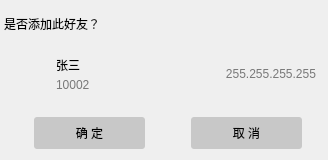
Qt form Linpop/ui/addfriend.ui (asdfz1346/linpop) before a commit.
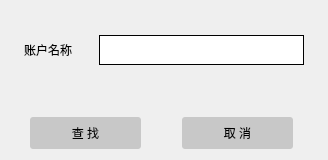
The same form after that commit. Icons and pictures are not drawn.

Commit message: Add addfriend Ui & support for adding and renaming groups

What changed in the file:
```diff
--- a/Linpop/ui/addfriend.ui
+++ b/Linpop/ui/addfriend.ui
@@ -36,7 +36,101 @@
 
 </string>
   </property>
-  <layout class="QVBoxLayout" name="verticalLayout_2">
+  <widget class="QStackedWidget" name="stackedWidget">
+   <property name="geometry">
+    <rect>
+     <x>0</x>
+     <y>0</y>
+     <width>328</width>
+     <height>100</height>
+    </rect>
+   </property>
+   <property name="minimumSize">
+    <size>
+     <width>328</width>
+     <height>100</height>
+    </size>
+   </property>
+   <property name="maximumSize">
+    <size>
+     <width>328</width>
+     <height>100</height>
+    </size>
+   </property>
+   <widget class="QWidget" name="page">
+    <widget class="QLabel" name="label">
+     <property name="geometry">
+      <rect>
+       <x>24</x>
+       <y>35</y>
+       <width>70</width>
+       <height>30</height>
+      </rect>
+     </property>
+     <property name="minimumSize">
+      <size>
+       <width>70</width>
+       <height>30</height>
+      </size>
+     </property>
+     <property name="maximumSize">
+      <size>
+       <width>70</width>
+       <height>30</height>
+      </size>
+     </property>
+     <property name="text">
+      <string>账户名称</string>
+     </property>
+     <property name="alignment">
+      <set>Qt::AlignLeading|Qt::AlignLeft|Qt::AlignVCenter</set>
+     </property>
+    </widget>
+    <widget class="QLineEdit" name="idEdit">
+     <property name="geometry">
+      <rect>
+       <x>99</x>
+       <y>35</y>
+       <width>205</width>
+       <height>30</height>
+      </rect>
+     </property>
+     <property name="sizePolicy">
+      <sizepolicy hsizetype="Preferred" vsizetype="Preferred">
+       <horstretch>0</horstretch>
+       <verstretch>0</verstretch>
+      </sizepolicy>
+     </property>
+     <property name="minimumSize">
+      <size>
+       <width>0</width>
+       <height>30</height>
+      </size>
+     </property>
+     <property name="maximumSize">
+      <size>
+       <width>210</width>
+       <height>30</height>
+      </size>
+     </property>
+     <property name="styleSheet">
+      <string notr="true">QLineEdit {
+	border: 1px solid;
+}</string>
+     </property>
+     <property name="text">
+      <string/>
+     </property>
+     <property name="maxLength">
+      <number>15</number>
+     </property>
+     <property name="placeholderText">
+      <string/>
+     </property>
+    </widget>
+   </widget>
+   <widget class="QWidget" name="page_2">
+    <layout class="QVBoxLayout" name="verticalLayout_5">
    <property name="spacing">
     <number>0</number>
    </property>
@@ -47,7 +141,7 @@
     <number>0</number>
    </property>
    <property name="rightMargin">
-    <number>2</number>
+      <number>4</number>
    </property>
    <property name="bottomMargin">
     <number>0</number>
@@ -217,26 +311,9 @@
      </layout>
     </widget>
    </item>
-   <item>
-    <widget class="QWidget" name="horizontalWidget" native="true">
-     <property name="minimumSize">
-      <size>
-       <width>0</width>
-       <height>60</height>
-      </size>
-     </property>
-     <property name="maximumSize">
-      <size>
-       <width>16777215</width>
-       <height>60</height>
-      </size>
-     </property>
-     <property name="sizeIncrement">
-      <size>
-       <width>0</width>
-       <height>0</height>
-      </size>
-     </property>
+    </layout>
+   </widget>
+  </widget>
      <widget class="QPushButton" name="logButton">
       <property name="enabled">
        <bool>true</bool>
@@ -244,7 +321,7 @@
       <property name="geometry">
        <rect>
         <x>30</x>
-        <y>17</y>
+     <y>117</y>
         <width>111</width>
         <height>32</height>
        </rect>
@@ -266,14 +343,14 @@
 }</string>
       </property>
       <property name="text">
-       <string>确 定</string>
+    <string>查 找</string>
       </property>
      </widget>
      <widget class="QPushButton" name="cancelButton">
       <property name="geometry">
        <rect>
-        <x>187</x>
-        <y>17</y>
+     <x>182</x>
+     <y>117</y>
         <width>111</width>
         <height>32</height>
        </rect>
@@ -298,9 +375,6 @@
        <string>取 消</string>
       </property>
      </widget>
-    </widget>
-   </item>
-  </layout>
  </widget>
  <resources/>
  <connections/>
```
Left out of the diff: 2 changed lines with no effect on the pictures. Lines whose indentation alone changed are shown as unchanged. The commit also changes 13 other files.
